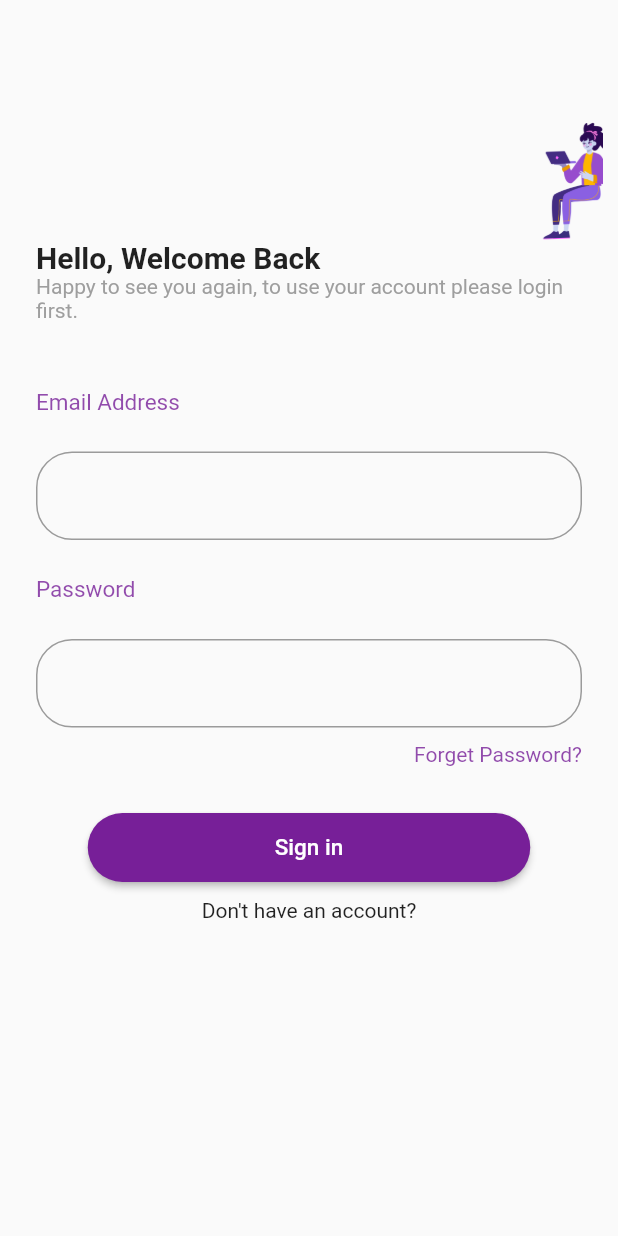
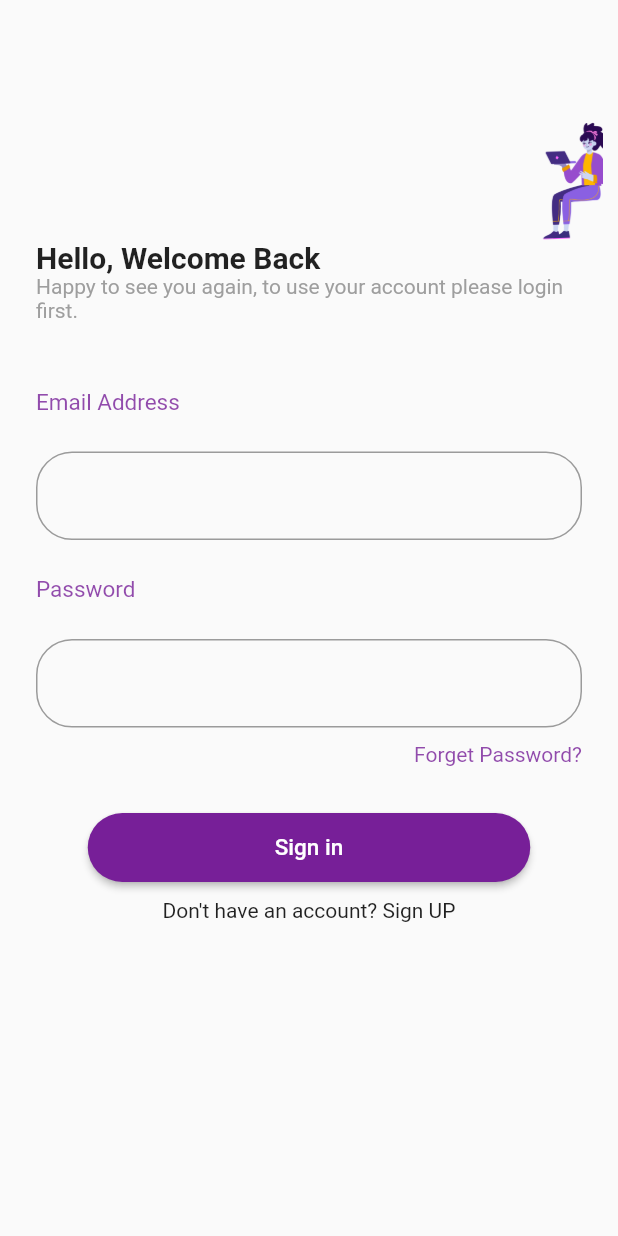
Before and after one commit to radwaadel17/Chat_APP, a Flutter app: the screen it shows after launch, after a tap on "Get Started", on a phone screen of 412 x 824 dp. Run offline on Flutter 3.47's test engine with Material 2 defaults, Android fonts, the phone set to English and light mode, and no system bars; our stand-ins replace flutter_screenutil.

Commit message:
Update Text Field

```diff
--- a/app/lib/views/sign in view.dart
+++ b/app/lib/views/sign in view.dart
@@ -7,9 +7,8 @@ class SignIn extends StatelessWidget {
   Widget build(BuildContext context) {
     return Scaffold(
       resizeToAvoidBottomInset: true,
-      body: ListView(
-          children: [
-             SizedBox(height: 80),
+      body: ListView(children: [
+        const SizedBox(height: 80),
         const Align(
           alignment: Alignment.topRight,
           child: Padding(
@@ -17,8 +16,7 @@ class SignIn extends StatelessWidget {
             child: SizedBox(
                 height: 80,
                 child: Image(
-                        image:
-                            AssetImage('assets/images/Dayflow Sitting.png'))),
+                    image: AssetImage('assets/images/Dayflow Sitting.png'))),
           ),
         ),
         const Padding(
@@ -41,27 +39,31 @@ class SignIn extends StatelessWidget {
           height: 20,
         ),
         Padding(
-              padding: EdgeInsets.all(24),
+          padding: const EdgeInsets.all(24),
           child: Text(
             'Email Address',
             style: TextStyle(
               fontSize: 15,
-                  color: Color(0xff771F98).withOpacity(0.8),
+              color: const Color(0xff771F98).withOpacity(0.8),
             ),
           ),
         ),
         //  SizedBox(height: 0.5,),
         Padding(
-              padding: EdgeInsets.symmetric(horizontal: 24),
+          padding: const EdgeInsets.symmetric(horizontal: 24),
           child: TextField(
             decoration: InputDecoration(
-                  border: OutlineInputBorder(
-                      borderRadius: BorderRadius.circular(24)),
+              border:
+                  OutlineInputBorder(borderRadius: BorderRadius.circular(24)),
+              focusedBorder: OutlineInputBorder(
+                  borderSide: const BorderSide(
+                color: Color(0xff771F98),
+              ) , borderRadius: BorderRadius.circular(24)),
             ),
           ),
         ),
         Padding(
-              padding: EdgeInsets.all(24),
+          padding: const EdgeInsets.all(24),
           child: Text(
             'Password',
             style: TextStyle(
@@ -72,41 +74,50 @@ class SignIn extends StatelessWidget {
         ),
         //  SizedBox(height: 0.5,),
         Padding(
-              padding: EdgeInsets.symmetric(horizontal: 24),
+          padding: const EdgeInsets.symmetric(horizontal: 24),
           child: TextField(
             decoration: InputDecoration(
-                  border: OutlineInputBorder(
-                      borderRadius: BorderRadius.circular(24)),
+              border:
+                  OutlineInputBorder(borderRadius: BorderRadius.circular(24)),
+              focusedBorder: OutlineInputBorder(
+                  borderSide: const BorderSide(
+                color: Color(0xff771F98),
+
+              ) , borderRadius: BorderRadius.circular(24)),
             ),
           ),
         ),
         Align(
           alignment: Alignment.topRight,
           child: Padding(
-                padding:
-                    const EdgeInsets.symmetric(horizontal: 24, vertical: 10),
+            padding: const EdgeInsets.symmetric(horizontal: 24, vertical: 10),
             child: Text(
               'Forget Password?',
               style: TextStyle(
-                    color: Color(0xff771F98).withOpacity(0.8),
+                color: const Color(0xff771F98).withOpacity(0.8),
               ),
             ),
           ),
         ),
-            SizedBox(height: 20,),
+        const SizedBox(
+          height: 20,
+        ),
         Center(
           child: Padding(
             padding: const EdgeInsets.symmetric(horizontal: 24),
             child: ElevatedButton(
-                  onPressed: () {}
-                 ,child: Text('Sign in' ,
+              onPressed: () {},
+              style: ElevatedButton.styleFrom(
+                backgroundColor: const Color(0xff771F98),
+                fixedSize: const Size(295, 46),
+                shape: RoundedRectangleBorder(
+                    borderRadius: BorderRadius.circular(24)),
+              ),
+              child: const Text(
+                'Sign in',
                 style: TextStyle(
-                  fontSize: 15 ,
-                 ),) ,
-                 style: ElevatedButton.styleFrom(
-                  backgroundColor: Color(0xff771F98),
-                  fixedSize: Size(295, 46),
-                  shape: RoundedRectangleBorder(borderRadius: BorderRadius.circular(24)),
+                  fontSize: 15,
+                ),
               ),
             ),
           ),
@@ -116,7 +127,7 @@ class SignIn extends StatelessWidget {
           child: Padding(
             padding: EdgeInsets.symmetric(horizontal: 24, vertical: 10),
             child: Text(
-                  "Don't have an account?",
+              "Don't have an account? Sign UP",
               style: TextStyle(
                   //  color: Color(0xff771F98).withOpacity(0.8),
                   ),
```
Lines whose indentation alone changed are shown as unchanged.
